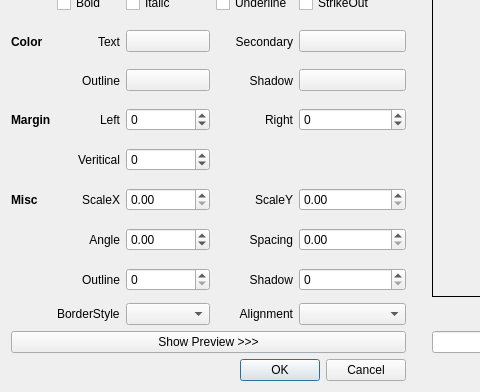
This is src/ui/editsubstyle_ui.ui in KDE/kdenlive as Qt 5 draws it before an edit; both pictures show x 0 to 480 and y 102 to 494 of the 1083 by 494 pixel window. The edited form follows.
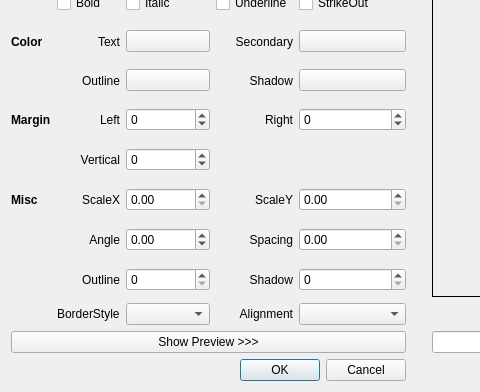
This is the edited form. Icons and pictures are not drawn.

```diff
--- a/src/ui/editsubstyle_ui.ui
+++ b/src/ui/editsubstyle_ui.ui
@@ -160,7 +160,7 @@
    <item row="9" column="1">
     <widget class="QLabel" name="labelMarginV">
      <property name="text">
-      <string>Veritical</string>
+      <string>Vertical</string>
      </property>
      <property name="alignment">
       <set>Qt::AlignmentFlag::AlignRight|Qt::AlignmentFlag::AlignTrailing|Qt::AlignmentFlag::AlignVCenter</set>
```
